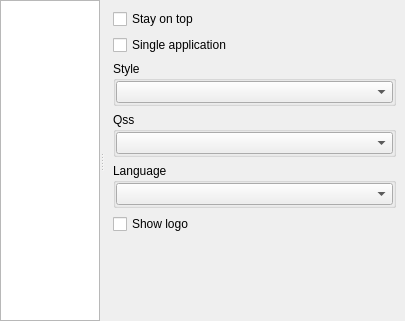
Old version of the form xoptionswidget.ui in the repository horsicq/XOptions.
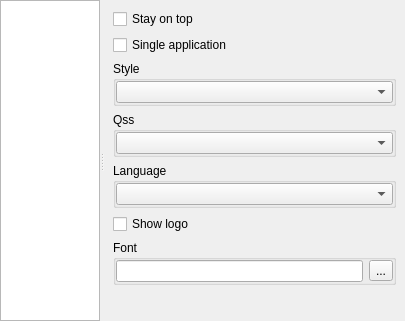
New version of the form. The open tabs and pages were chosen to show the change.

Patch:
```diff
--- a/xoptionswidget.ui
+++ b/xoptionswidget.ui
@@ -73,8 +73,8 @@
             <rect>
              <x>0</x>
              <y>0</y>
-             <width>135</width>
-             <height>234</height>
+             <width>300</width>
+             <height>321</height>
             </rect>
            </property>
            <layout class="QVBoxLayout" name="verticalLayout_8">
@@ -171,6 +171,41 @@
               </property>
              </widget>
             </item>
+            <item>
+             <widget class="QGroupBox" name="groupBoxViewFont">
+              <property name="title">
+               <string>Font</string>
+              </property>
+              <layout class="QHBoxLayout" name="horizontalLayout">
+               <property name="leftMargin">
+                <number>0</number>
+               </property>
+               <property name="topMargin">
+                <number>0</number>
+               </property>
+               <property name="rightMargin">
+                <number>0</number>
+               </property>
+               <property name="bottomMargin">
+                <number>0</number>
+               </property>
+               <item>
+                <widget class="QLineEdit" name="lineEditViewFont">
+                 <property name="readOnly">
+                  <bool>true</bool>
+                 </property>
+                </widget>
+               </item>
+               <item>
+                <widget class="QToolButton" name="toolButtonViewFont">
+                 <property name="text">
+                  <string notr="true">...</string>
+                 </property>
+                </widget>
+               </item>
+              </layout>
+             </widget>
+            </item>
             <item>
              <spacer name="verticalSpacer">
               <property name="orientation">
```
Left out of the diff: 2 changed lines with no effect on the pictures.
